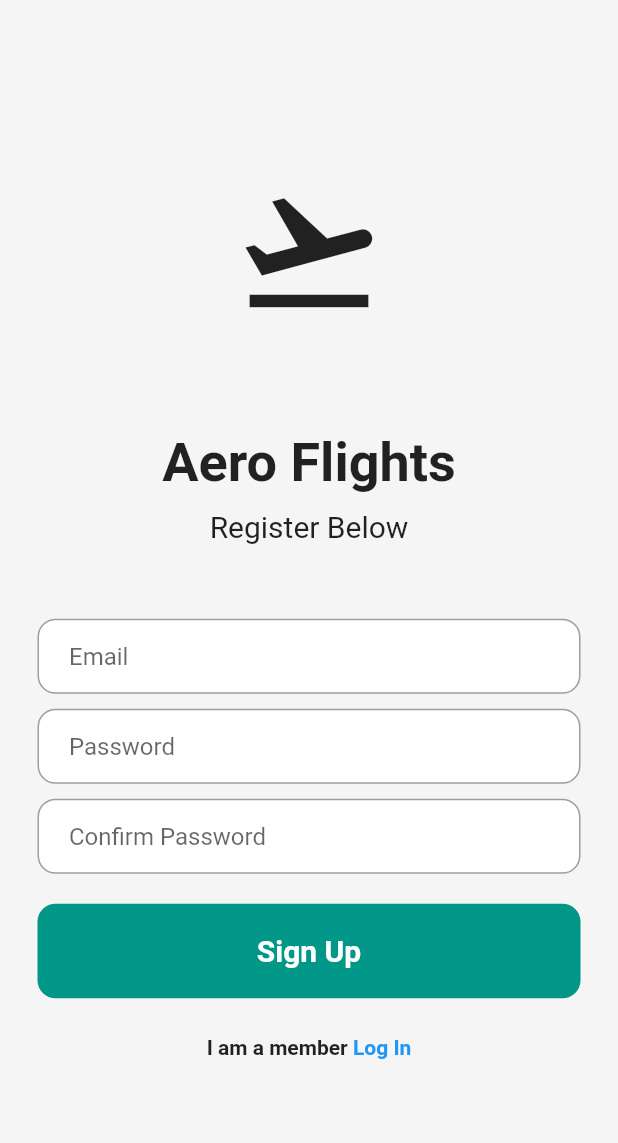
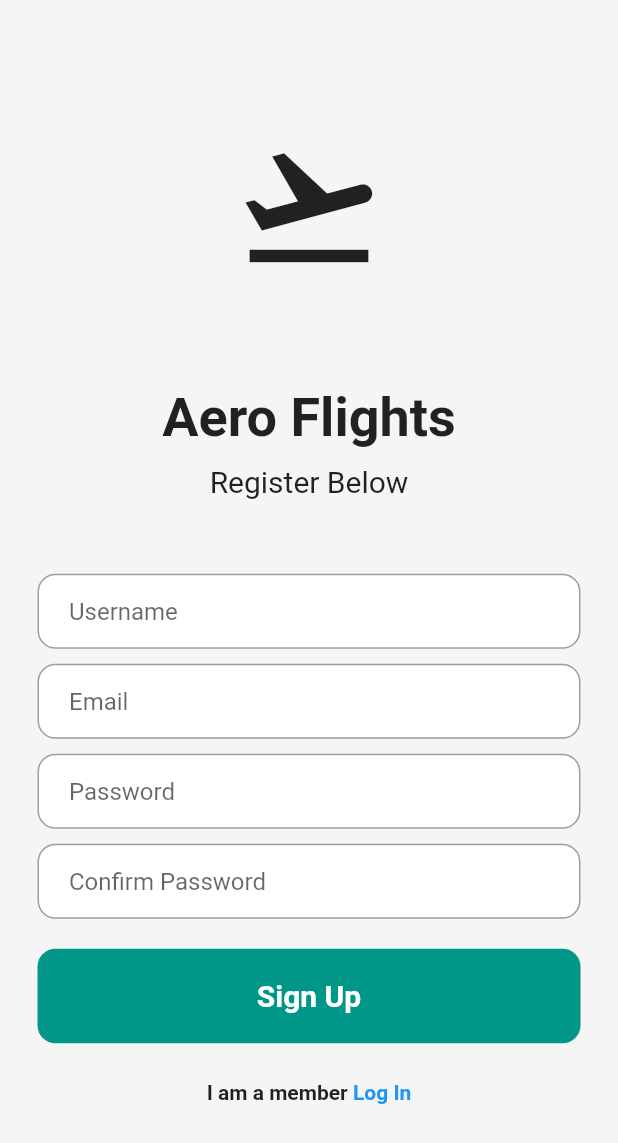
Before and after one commit to SlayemS/Aero-Flights, a Flutter app: the RegisterPage screen opened directly with empty values, after a tap on "Sign Up", on a phone screen of 412 x 824 dp. Shown: the top 1143 px of the screen. Run offline on Flutter 3.47's test engine with Material 2 defaults, Android fonts, the phone set to English and light mode, and no system bars; our stand-ins replace cloud_firestore, firebase_auth, firebase_core; accounts and stored records are empty; network calls fail.

```diff
--- a/lib/pages/register_page.dart
+++ b/lib/pages/register_page.dart
@@ -1,3 +1,4 @@
+import 'package:cloud_firestore/cloud_firestore.dart';
 import 'package:firebase_auth/firebase_auth.dart';
 import 'package:firebase_core/firebase_core.dart';
 import 'package:flutter/material.dart';
@@ -17,11 +18,13 @@ class _RegisterPageState extends State<RegisterPage> {
   final _emailController = TextEditingController();
   final _passwordController = TextEditingController();
   final _confirmpasswordController = TextEditingController();
+  final _usernameController = TextEditingController();
   @override
   void dispose() {
     _emailController.dispose();
     _passwordController.dispose();
     _confirmpasswordController.dispose();
+    _usernameController.dispose();
     super.dispose();
   }
 
@@ -30,9 +33,21 @@ class _RegisterPageState extends State<RegisterPage> {
       await FirebaseAuth.instance.createUserWithEmailAndPassword(
         email: _emailController.text.trim(),
         password: _passwordController.text.trim(),
+      );
 
+      //add username
+      addUsername(
+        _usernameController.text.trim(),
+        _emailController.text.trim(),
       );
     }
+  }
+
+  Future addUsername(String username, String email) async {
+    await FirebaseFirestore.instance.collection('users').add({
+      'username': username,
+      'email': email,
+    });
   }
 
   bool passwordConfirmed() {
@@ -79,6 +94,29 @@ class _RegisterPageState extends State<RegisterPage> {
                 ),
 
                 SizedBox(height: 50),
+
+                //Username
+                Padding(
+                  padding: const EdgeInsets.symmetric(horizontal: 25.0),
+                  child: Container(
+                    decoration: BoxDecoration(
+                      color: Colors.white,
+                      border: Border.all(color: Colors.grey),
+                      borderRadius: BorderRadius.circular(12),
+                    ),
+                    child: Padding(
+                      padding: const EdgeInsets.only(left: 20.0),
+                      child: TextField(
+                        controller: _usernameController,
+                        decoration: InputDecoration(
+                          border: InputBorder.none,
+                          hintText: 'Username',
+                        ),
+                      ),
+                    ),
+                  ),
+                ),
+                SizedBox(height: 10),
 
                 // Email text field
                 Padding(
--- a/pubspec.yaml
+++ b/pubspec.yaml
@@ -38,6 +38,7 @@ dependencies:
   firebase_auth: ^3.5.0
   firebase_core_platform_interface: 4.5.1
   firebase_messaging: ^13.0.4
+  cloud_firestore: ^3.1.13
 
 dev_dependencies:
   flutter_test:
```
Also changed, not shown: lib/pages/home_page.dart (+48 -9 lines), lib/read data/get_user_name.dart (added, +26 -0 lines), pubspec.lock.
